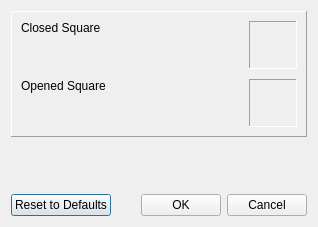
pavelrangelov/qmines, file colorsettingsdialog.ui: the form before one commit.
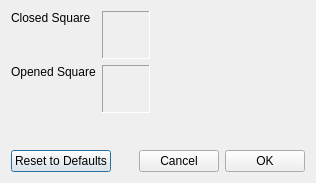
The form after the commit. Custom widgets are drawn as their Qt base class.

Commit message: Optimize some ui forms

```diff
--- a/colorsettingsdialog.ui
+++ b/colorsettingsdialog.ui
@@ -6,8 +6,8 @@
    <rect>
     <x>0</x>
     <y>0</y>
-    <width>318</width>
-    <height>227</height>
+    <width>316</width>
+    <height>183</height>
    </rect>
   </property>
   <property name="windowTitle">
@@ -15,20 +15,17 @@
   </property>
   <layout class="QVBoxLayout" name="verticalLayout">
    <item>
-    <widget class="QFrame" name="frame">
-     <property name="frameShape">
-      <enum>QFrame::Panel</enum>
-     </property>
-     <property name="frameShadow">
-      <enum>QFrame::Raised</enum>
-     </property>
-     <layout class="QGridLayout" name="gridLayout">
-      <property name="horizontalSpacing">
-       <number>15</number>
-      </property>
-      <property name="verticalSpacing">
-       <number>10</number>
-      </property>
+    <layout class="QFormLayout" name="formLayout">
+     <item row="0" column="0">
+      <widget class="QLabel" name="labelClosedColorName">
+       <property name="text">
+        <string>Closed Square</string>
+       </property>
+       <property name="alignment">
+        <set>Qt::AlignmentFlag::AlignLeading|Qt::AlignmentFlag::AlignLeft|Qt::AlignmentFlag::AlignTop</set>
+       </property>
+      </widget>
+     </item>
       <item row="0" column="1">
        <widget class="ClickableLabel" name="labelClosedColor">
         <property name="sizePolicy">
@@ -101,18 +98,7 @@
         </property>
        </widget>
       </item>
-      <item row="0" column="0">
-       <widget class="QLabel" name="labelClosedColorName">
-        <property name="text">
-         <string>Closed Square</string>
-        </property>
-        <property name="alignment">
-         <set>Qt::AlignLeading|Qt::AlignLeft|Qt::AlignTop</set>
-        </property>
-       </widget>
-      </item>
-     </layout>
-    </widget>
+    </layout>
    </item>
    <item>
     <spacer name="verticalSpacer">
@@ -121,33 +107,14 @@
      </property>
      <property name="sizeHint" stdset="0">
       <size>
-       <width>20</width>
-       <height>95</height>
+       <width>0</width>
+       <height>0</height>
       </size>
      </property>
     </spacer>
    </item>
    <item>
-    <widget class="QFrame" name="frame_2">
-     <property name="frameShape">
-      <enum>QFrame::NoFrame</enum>
-     </property>
-     <property name="frameShadow">
-      <enum>QFrame::Plain</enum>
-     </property>
      <layout class="QHBoxLayout" name="horizontalLayout">
-      <property name="leftMargin">
-       <number>0</number>
-      </property>
-      <property name="topMargin">
-       <number>0</number>
-      </property>
-      <property name="rightMargin">
-       <number>0</number>
-      </property>
-      <property name="bottomMargin">
-       <number>0</number>
-      </property>
       <item>
        <widget class="QPushButton" name="btnReset">
         <property name="text">
@@ -162,19 +129,12 @@
         </property>
         <property name="sizeHint" stdset="0">
          <size>
-          <width>103</width>
+         <width>38</width>
           <height>20</height>
          </size>
         </property>
        </spacer>
       </item>
-      <item>
-       <widget class="QPushButton" name="btnOK">
-        <property name="text">
-         <string>OK</string>
-        </property>
-       </widget>
-      </item>
       <item>
        <widget class="QPushButton" name="btnCancel">
         <property name="text">
@@ -182,8 +142,14 @@
         </property>
        </widget>
       </item>
-     </layout>
-    </widget>
+     <item>
+      <widget class="QPushButton" name="btnOK">
+       <property name="text">
+        <string>OK</string>
+       </property>
+      </widget>
+     </item>
+    </layout>
    </item>
   </layout>
  </widget>
```
Left out of the diff: 16 changed lines with no effect on the pictures. Lines whose indentation alone changed are shown as unchanged. The commit also changes 6 other files.
